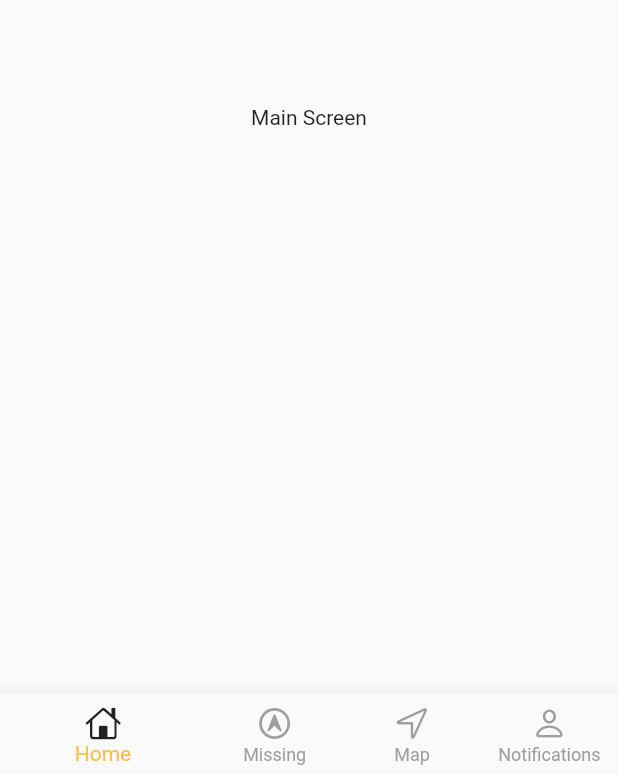
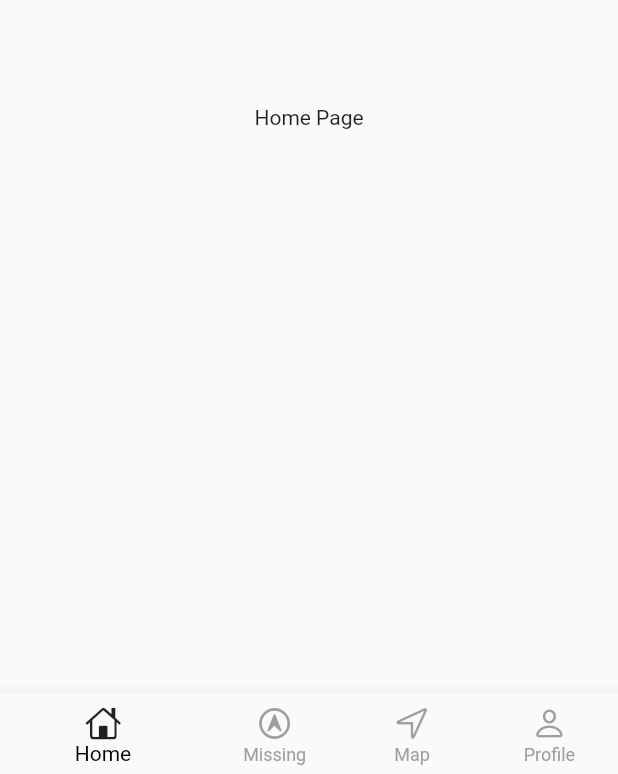
Before and after one commit to askabdulhaseeb/pati-si, a Flutter app: the screen it shows after launch, on a phone screen of 412 x 824 dp. Shown: the part 459-1233 px from the top of the screen. Run offline on Flutter 3.47's test engine with Material 2 defaults, Android fonts, the phone set to English and light mode, and no system bars.

Commit message:
attach pages with bottom navigation bar

```diff
--- a/lib/screens/main_screen/main_bottom_navigation_bar.dart
+++ b/lib/screens/main_screen/main_bottom_navigation_bar.dart
@@ -12,8 +12,7 @@ class MainBottomNavigationBar extends StatelessWidget {
     return BottomNavigationBar(
       backgroundColor: Theme.of(context).scaffoldBackgroundColor,
       selectedIconTheme: Theme.of(context).iconTheme,
-      selectedLabelStyle: TextStyle(color: Theme.of(context).primaryColor),
-      selectedItemColor: Theme.of(context).primaryColor,
+      selectedItemColor: Colors.black,
       showUnselectedLabels: true,
       unselectedItemColor: Colors.grey,
       currentIndex: _navBar.currentTap,
@@ -33,7 +32,7 @@ class MainBottomNavigationBar extends StatelessWidget {
         ),
         BottomNavigationBarItem(
           icon: Icon(CupertinoIcons.person),
-          label: 'Notifications',
+          label: 'Profile',
         ),
       ],
     );
--- a/lib/screens/main_screen/main_screen.dart
+++ b/lib/screens/main_screen/main_screen.dart
@@ -1,5 +1,11 @@
 import 'package:flutter/material.dart';
-import 'package:patisi/screens/main_screen/main_bottom_navigation_bar.dart';
+import 'package:provider/provider.dart';
+import '../../providers/main_bottom_nav_bar_provider.dart';
+import 'pages/map_page.dart';
+import 'pages/missing_page.dart';
+import 'pages/home_page.dart';
+import 'pages/profile_page.dart';
+import 'main_bottom_navigation_bar.dart';
 
 class MainScreen extends StatefulWidget {
   const MainScreen({Key? key}) : super(key: key);
@@ -10,13 +16,19 @@ class MainScreen extends StatefulWidget {
 }
 
 class _MainScreenState extends State<MainScreen> {
+  static const List<Widget> _pages = <Widget>[
+    HomePage(),
+    MissingPage(),
+    MapPage(),
+    ProfilePage(),
+  ];
   @override
   Widget build(BuildContext context) {
-    return const Scaffold(
-      body: Center(
-        child: Text('Main Screen'),
-      ),
-      bottomNavigationBar: MainBottomNavigationBar(),
+    int _currentIndex =
+        Provider.of<MainBottomNavBarProvider>(context).currentTap;
+    return Scaffold(
+      body: _pages[_currentIndex],
+      bottomNavigationBar: const MainBottomNavigationBar(),
     );
   }
 }
--- /dev/null
+++ b/lib/screens/main_screen/pages/home_page.dart
@@ -0,0 +1,12 @@
+import 'package:flutter/material.dart';
+
+class HomePage extends StatelessWidget {
+  const HomePage({Key? key}) : super(key: key);
+
+  @override
+  Widget build(BuildContext context) {
+    return const Center(
+      child: Text('Home Page'),
+    );
+  }
+}
```
Also changed, not shown: lib/screens/main_screen/pages/map_page.dart (added, +12 -0 lines), lib/screens/main_screen/pages/missing_page.dart (added, +12 -0 lines), lib/screens/main_screen/pages/profile_page.dart (added, +12 -0 lines).
